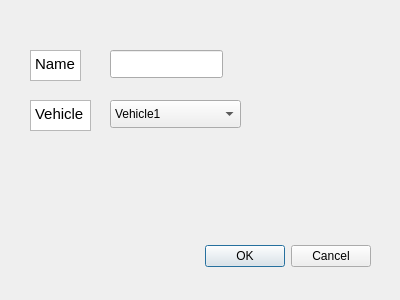
Qt form Game/windows/startwindow.ui (PartaJere/Titta-ja-Jere) before a commit.
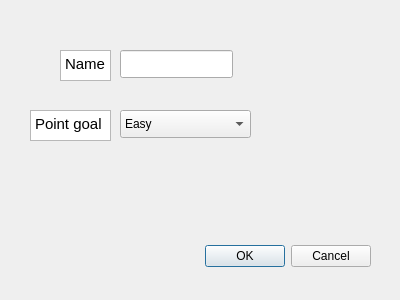
The same form after that commit.

Commit message: Add difficulty level

The edit to the form file:
```diff
--- a/Game/windows/startwindow.ui
+++ b/Game/windows/startwindow.ui
@@ -32,15 +32,15 @@
   <widget class="QComboBox" name="comboBox">
    <property name="geometry">
     <rect>
-     <x>110</x>
-     <y>100</y>
+     <x>120</x>
+     <y>110</y>
      <width>131</width>
      <height>28</height>
     </rect>
    </property>
    <item>
     <property name="text">
-     <string>Vehicle1</string>
+     <string>Easy</string>
     </property>
    </item>
    <item>
@@ -53,8 +53,8 @@
    <property name="geometry">
     <rect>
      <x>30</x>
-     <y>100</y>
-     <width>61</width>
+     <y>110</y>
+     <width>81</width>
      <height>31</height>
     </rect>
    </property>
@@ -63,13 +63,13 @@
 &lt;html&gt;&lt;head&gt;&lt;meta name=&quot;qrichtext&quot; content=&quot;1&quot; /&gt;&lt;style type=&quot;text/css&quot;&gt;
 p, li { white-space: pre-wrap; }
 &lt;/style&gt;&lt;/head&gt;&lt;body style=&quot; font-family:'MS Shell Dlg 2'; font-size:8.25pt; font-weight:400; font-style:normal;&quot;&gt;
-&lt;p style=&quot; margin-top:0px; margin-bottom:0px; margin-left:0px; margin-right:0px; -qt-block-indent:0; text-indent:0px;&quot;&gt;&lt;span style=&quot; font-family:'Cantarell'; font-size:11pt;&quot;&gt;Vehicle&lt;/span&gt;&lt;/p&gt;&lt;/body&gt;&lt;/html&gt;</string>
+&lt;p style=&quot; margin-top:0px; margin-bottom:0px; margin-left:0px; margin-right:0px; -qt-block-indent:0; text-indent:0px;&quot;&gt;&lt;span style=&quot; font-family:'Cantarell'; font-size:11pt;&quot;&gt;Point goal&lt;/span&gt;&lt;/p&gt;&lt;/body&gt;&lt;/html&gt;</string>
    </property>
   </widget>
   <widget class="QTextEdit" name="textEdit_2">
    <property name="geometry">
     <rect>
-     <x>30</x>
+     <x>60</x>
      <y>50</y>
      <width>51</width>
      <height>31</height>
@@ -86,7 +86,7 @@
   <widget class="QLineEdit" name="lineEdit">
    <property name="geometry">
     <rect>
-     <x>110</x>
+     <x>120</x>
      <y>50</y>
      <width>113</width>
      <height>28</height>
```
Left out of the diff: 7 changed lines with no effect on the pictures. The commit also changes 2 other files.
